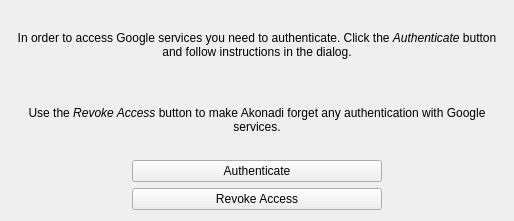
This is contacts/settingsdialog.ui in KDE/libkgapi as Qt 5 draws it before an edit. The edited form follows.
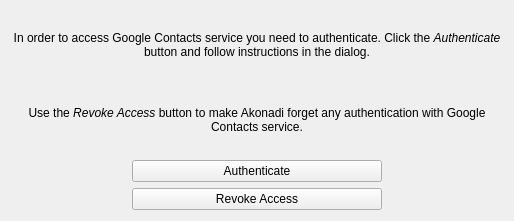
This is the edited form.

Commit message: Adapt Contacts resource to the new libKGoogle API

The edit to the form file:
```diff
--- a/contacts/settingsdialog.ui
+++ b/contacts/settingsdialog.ui
@@ -14,7 +14,11 @@
    <item>
     <widget class="QLabel" name="authenticateLabel">
      <property name="text">
-      <string>&lt;html&gt;&lt;body&gt;&lt;p&gt;In order to access Google services you need to authenticate. Click the &lt;i&gt;Authenticate&lt;/i&gt; button and follow instructions in the dialog.&lt;/p&gt;&lt;/body&gt;&lt;/html&gt;</string>
+      <string>&lt;!DOCTYPE HTML PUBLIC &quot;-//W3C//DTD HTML 4.0//EN&quot; &quot;http://www.w3.org/TR/REC-html40/strict.dtd&quot;&gt;
+&lt;html&gt;&lt;head&gt;&lt;meta name=&quot;qrichtext&quot; content=&quot;1&quot; /&gt;&lt;style type=&quot;text/css&quot;&gt;
+p, li { white-space: pre-wrap; }
+&lt;/style&gt;&lt;/head&gt;&lt;body style=&quot; font-family:'Ubuntu'; font-size:9pt; font-weight:400; font-style:normal;&quot;&gt;
+&lt;p style=&quot; margin-top:12px; margin-bottom:12px; margin-left:0px; margin-right:0px; -qt-block-indent:0; text-indent:0px;&quot;&gt;In order to access Google Contacts service you need to authenticate. Click the &lt;span style=&quot; font-style:italic;&quot;&gt;Authenticate&lt;/span&gt; button and follow instructions in the dialog.&lt;/p&gt;&lt;/body&gt;&lt;/html&gt;</string>
      </property>
      <property name="alignment">
       <set>Qt::AlignCenter</set>
@@ -27,7 +31,11 @@
    <item>
     <widget class="QLabel" name="revokeAccessLabel">
      <property name="text">
-      <string>&lt;html&gt;&lt;body&gt;&lt;p&gt;Use the &lt;i&gt;Revoke Access&lt;/i&gt; button to make Akonadi forget any authentication with Google services.&lt;/p&gt;&lt;/body&gt;&lt;/html&gt;</string>
+      <string>&lt;!DOCTYPE HTML PUBLIC &quot;-//W3C//DTD HTML 4.0//EN&quot; &quot;http://www.w3.org/TR/REC-html40/strict.dtd&quot;&gt;
+&lt;html&gt;&lt;head&gt;&lt;meta name=&quot;qrichtext&quot; content=&quot;1&quot; /&gt;&lt;style type=&quot;text/css&quot;&gt;
+p, li { white-space: pre-wrap; }
+&lt;/style&gt;&lt;/head&gt;&lt;body style=&quot; font-family:'Ubuntu'; font-size:9pt; font-weight:400; font-style:normal;&quot;&gt;
+&lt;p style=&quot; margin-top:12px; margin-bottom:12px; margin-left:0px; margin-right:0px; -qt-block-indent:0; text-indent:0px;&quot;&gt;Use the &lt;span style=&quot; font-style:italic;&quot;&gt;Revoke Access&lt;/span&gt; button to make Akonadi forget any authentication with Google Contacts service.&lt;/p&gt;&lt;/body&gt;&lt;/html&gt;</string>
      </property>
      <property name="alignment">
       <set>Qt::AlignCenter</set>
```
The commit also changes 18 other files.
